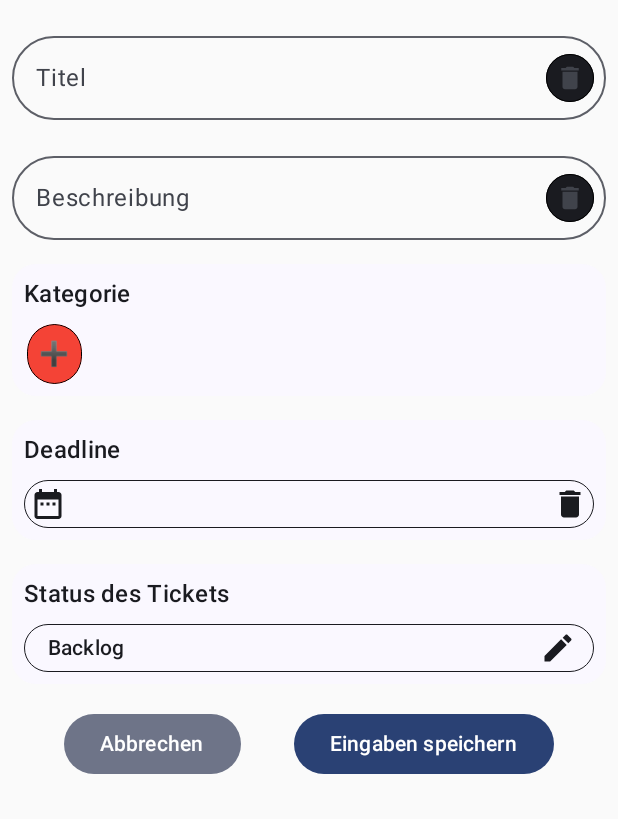
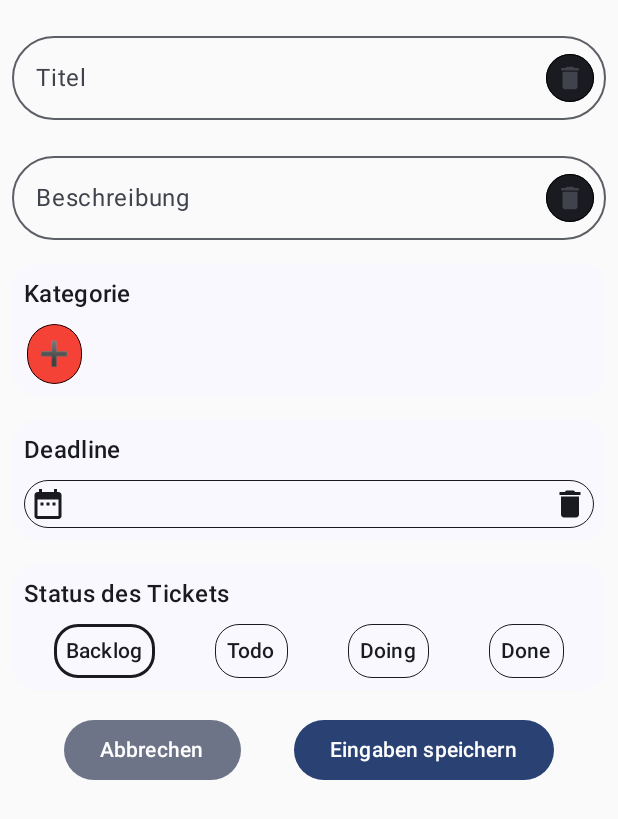
Before and after one commit to Matorarn/todomanager, an Android app built with Jetpack Compose: the TicketConfigScreen screen opened through its navigation route, on a phone screen of 412 x 824 dp. Shown: the top 819 px of the screen. Run offline under Robolectric (Android 15) with nearby library versions, the phone set to English and light mode, and no system bars; our stand-ins replace Room's generated code.

Commit message:
improv(status picker): Improve design of status picker to a simple row. Remove status picker dialog)

```diff
--- a/app/src/main/java/com/example/todomanager/ui/ticketconfig/TicketConfigScreen.kt
+++ b/app/src/main/java/com/example/todomanager/ui/ticketconfig/TicketConfigScreen.kt
@@ -26,7 +26,6 @@ import com.example.todomanager.data.ticket.Ticket
 import com.example.todomanager.ui.ticketconfig.configelements.category.CategorySwitch
 import com.example.todomanager.ui.ticketconfig.configelements.dialogs.addcategory.AddCategoryDialog
 import com.example.todomanager.ui.ticketconfig.configelements.dialogs.duedate.DueDatePickerDialog
-import com.example.todomanager.ui.ticketconfig.configelements.dialogs.row.RowPickerDialog
 import com.example.todomanager.ui.ticketconfig.configelements.picker.DueDatePickerTextField
 import com.example.todomanager.ui.ticketconfig.configelements.picker.RowPicker
 import com.example.todomanager.ui.ticketconfig.configelements.textfields.ContentTextField
@@ -54,15 +53,6 @@ fun TicketConfigScreen(
     }
     var dueDate: LocalDate? by rememberSaveable { mutableStateOf(null) }
     var currentRow by rememberSaveable { mutableStateOf(Ticket.Row.BACKLOG) }
-
-    var showRowPickerDialog by remember { mutableStateOf(false) }
-    if (showRowPickerDialog) {
-        RowPickerDialog(
-            selectedRow = currentRow,
-            onSelectRow = { currentRow = it },
-            onDismiss = { showRowPickerDialog = false },
-        )
-    }
 
     var showDueDatePicker by remember { mutableStateOf(false) }
     DueDatePickerDialog(
@@ -105,8 +95,8 @@ fun TicketConfigScreen(
             onDeleteDueDateValue = { dueDate = null },
         )
         RowPicker(
-            row = currentRow,
-            onShowRowPickerDialog = { showRowPickerDialog = true },
+            selectedRow = currentRow,
+            onSelectRow = { currentRow = it },
         )
         Row(
             modifier = Modifier.fillMaxWidth(),
--- a/app/src/main/java/com/example/todomanager/ui/ticketconfig/configelements/picker/RowPicker.kt
+++ b/app/src/main/java/com/example/todomanager/ui/ticketconfig/configelements/picker/RowPicker.kt
@@ -4,20 +4,18 @@ import androidx.compose.foundation.BorderStroke
 import androidx.compose.foundation.background
 import androidx.compose.foundation.border
 import androidx.compose.foundation.clickable
+import androidx.compose.foundation.layout.Arrangement
+import androidx.compose.foundation.layout.Box
 import androidx.compose.foundation.layout.Column
 import androidx.compose.foundation.layout.Row
 import androidx.compose.foundation.layout.Spacer
+import androidx.compose.foundation.layout.fillMaxWidth
 import androidx.compose.foundation.layout.height
 import androidx.compose.foundation.layout.padding
-import androidx.compose.foundation.layout.width
 import androidx.compose.foundation.shape.RoundedCornerShape
-import androidx.compose.material.icons.Icons
-import androidx.compose.material.icons.filled.Create
-import androidx.compose.material3.Icon
 import androidx.compose.material3.MaterialTheme
 import androidx.compose.material3.Text
 import androidx.compose.runtime.Composable
-import androidx.compose.ui.Alignment
 import androidx.compose.ui.Modifier
 import androidx.compose.ui.draw.clip
 import androidx.compose.ui.tooling.preview.Preview
@@ -28,8 +26,8 @@ import com.example.todomanager.data.ticket.Ticket
 @Composable
 fun RowPicker(
     modifier: Modifier = Modifier,
-    row: Ticket.Row,
-    onShowRowPickerDialog: () -> Unit,
+    selectedRow: Ticket.Row,
+    onSelectRow: (Ticket.Row) -> Unit,
 ) {
     Column(
         modifier = modifier
@@ -46,32 +44,30 @@ fun RowPicker(
         )
         Spacer(modifier = Modifier.height(8.dp))
         Row(
+            modifier = Modifier.fillMaxWidth(),
+            horizontalArrangement = Arrangement.SpaceAround,
+        ) {
+            Ticket.Row.entries.forEach {
+                Box(
                     modifier = Modifier
                         .border(
                             BorderStroke(
-                        width = Dp.Hairline,
+                                width = if (selectedRow == it) 2.dp else Dp.Hairline,
                                 color = MaterialTheme.colorScheme.onSurface,
                             ),
                             shape = RoundedCornerShape(16.dp),
                         )
                         .clip(RoundedCornerShape(16.dp))
-                .clickable(onClick = onShowRowPickerDialog)
-                .padding(4.dp),
-            verticalAlignment = Alignment.CenterVertically,
+                        .clickable(onClick = { onSelectRow(it) })
+                        .padding(8.dp),
                 ) {
-            Spacer(Modifier.width(12.dp))
                     Text(
-                text = row.toString().lowercase().replaceFirstChar { it.uppercase() },
+                        text = it.toString().lowercase().replaceFirstChar { char -> char.uppercase() },
                         color = MaterialTheme.colorScheme.onSurface,
                         style = MaterialTheme.typography.labelLarge,
                     )
-            Spacer(Modifier.weight(1f))
-            Icon(
-                imageVector = Icons.Default.Create,
-                contentDescription = null,
-                tint = MaterialTheme.colorScheme.onSurface,
-            )
-            Spacer(Modifier.width(8.dp))
+                }
+            }
         }
     }
 }
@@ -80,7 +76,7 @@ fun RowPicker(
 @Composable
 private fun RowPickerPreview() {
     RowPicker(
-        row = Ticket.Row.BACKLOG,
-        onShowRowPickerDialog = {},
+        selectedRow = Ticket.Row.BACKLOG,
+        onSelectRow = {},
     )
 }
```
Also changed, not shown: app/src/main/java/com/example/todomanager/ui/ticketconfig/configelements/dialogs/row/RowPickerDialog.kt (deleted, +0 -127 lines). Lines whose indentation alone changed are shown as unchanged.
